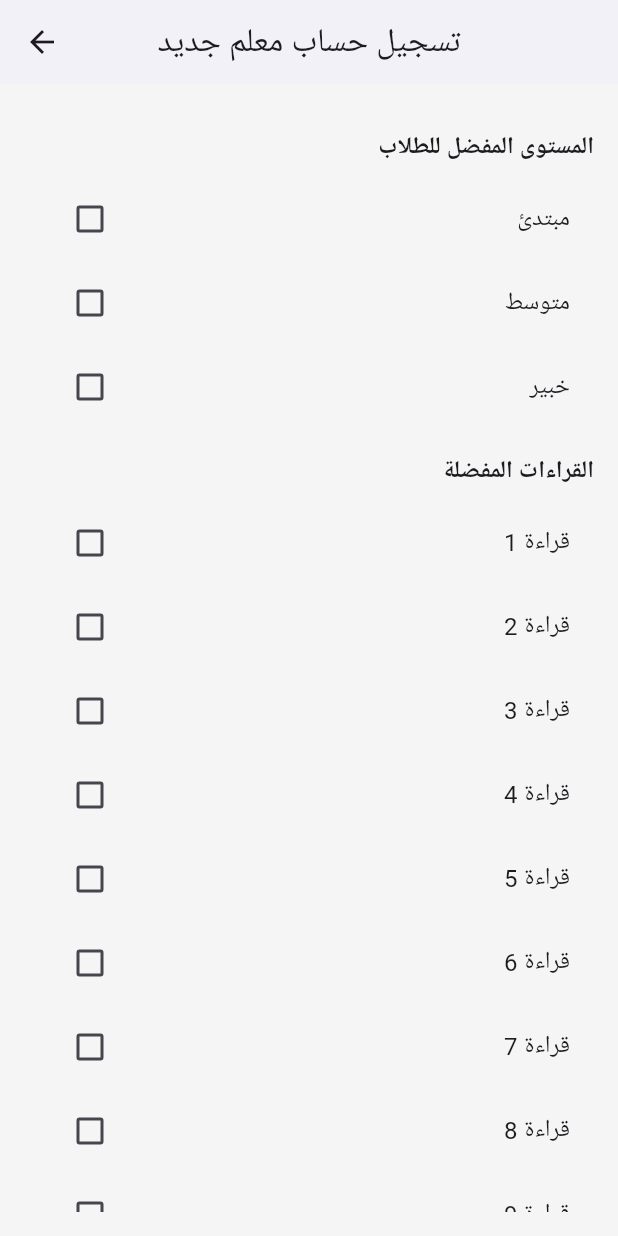
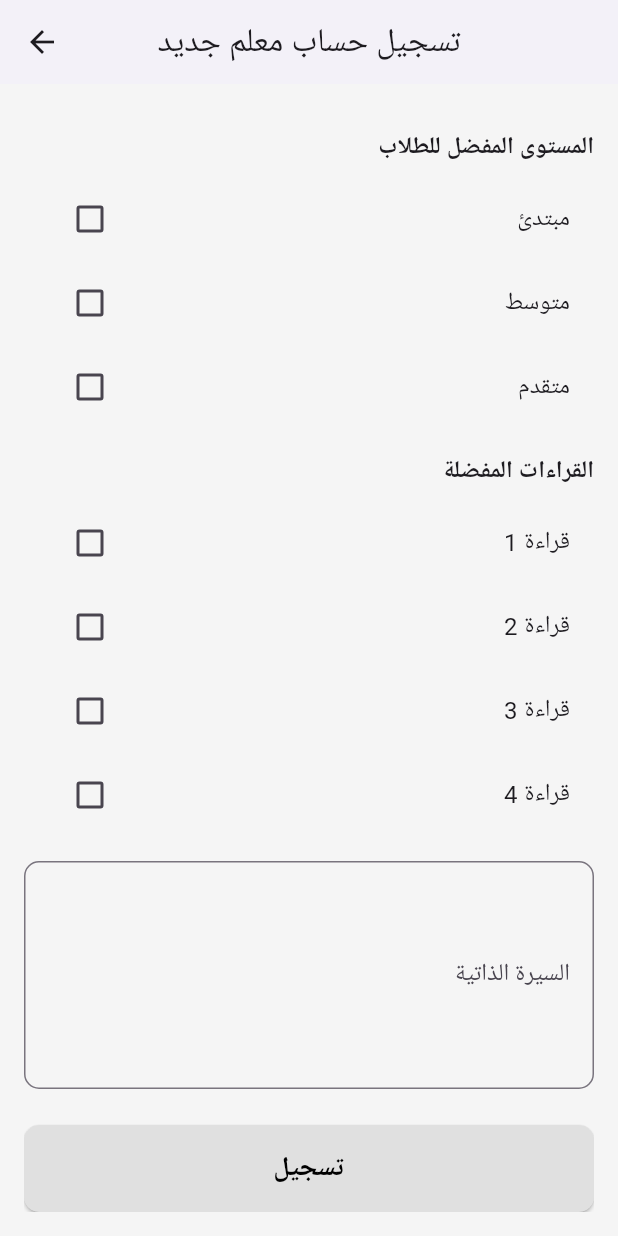
Before and after one commit to sherbeenyy/AlkottabTeacher, a Flutter app: the RegisterDetails screen opened directly, scrolled down 863 dp, on a phone screen of 412 x 824 dp. Run offline on Flutter 3.47's test engine with Material 3 defaults, Android fonts, the phone set to English and light mode, and no system bars; our stand-ins replace cloud_firestore, firebase_auth, firebase_core, image_picker; accounts and stored records are empty.

Commit message:
register details now have the enums as the options not strings

```diff
--- a/frontend/lib/pages/register_details.dart
+++ b/frontend/lib/pages/register_details.dart
@@ -1,7 +1,10 @@
 import 'package:flutter/material.dart';
+import 'package:frontend/services/teacher/teacher.dart';
 import 'package:image_picker/image_picker.dart';
+import 'dart:io';
 import 'home_page.dart';
-import 'dart:io';
+
+// Enums
 
 class RegisterDetails extends StatefulWidget {
   const RegisterDetails({super.key});
@@ -11,12 +14,6 @@ class RegisterDetails extends StatefulWidget {
 }
 
 class _RegisterDetailsState extends State<RegisterDetails> {
-  // List of countries (sorted in ascending order)
-  final List<String> countries = ['مصر', 'السعودية', 'الإمارات', 'الكويت', 'قطر', 'البحرين', 'عمان'];
-
-  // List of age options (starting from 23)
-  final List<String> ages = List.generate(78, (index) => (index + 23).toString());
-
   // Form key for validation
   final _formKey = GlobalKey<FormState>();
 
@@ -29,11 +26,11 @@ class _RegisterDetailsState extends State<RegisterDetails> {
   final yearController = TextEditingController();
   final bioController = TextEditingController();
 
-  String selectedAge = '';
-  String selectedCountry = '';
+  AgeRange selectedAge = AgeRange.age13_17;
+  Nationality selectedCountry = Nationality.A;
 
   // Gender selection
-  String selectedGender = 'male'; // Default gender
+  Gender selectedGender = Gender.male; // Default gender
 
   // For profile picture
   File? _profileImage;
@@ -43,12 +40,14 @@ class _RegisterDetailsState extends State<RegisterDetails> {
   File? _ejazaFile;
 
   // For preferred student level (now using checkboxes)
-  final List<String> _studentLevelOptions = ['مبتدئ', 'متوسط', 'خبير'];
-  final List<bool> _selectedStudentLevels = [false, false, false];
+  final List<Level> _studentLevelOptions = Level.values;
+  final List<bool> _selectedStudentLevels =
+      List.generate(Level.values.length, (index) => false);
 
   // For preferred qera2at
-  final List<String> _qera2atOptions = List.generate(20, (index) => 'قراءة ${index + 1}');
-  final List<bool> _selectedQera2at = List.generate(20, (index) => false);
+  final List<Qiraah> _qera2atOptions = Qiraah.values;
+  final List<bool> _selectedQera2at =
+      List.generate(Qiraah.values.length, (index) => false);
 
   // Function to pick an image from the gallery
   Future<void> _pickImage() async {
@@ -79,13 +78,6 @@ class _RegisterDetailsState extends State<RegisterDetails> {
   }
 
   @override
-  void initState() {
-    super.initState();
-    selectedAge = ages[0]; // Initialize in initState
-    selectedCountry = countries[0]; // Initialize in initState
-  }
-
-  @override
   Widget build(BuildContext context) {
     return Scaffold(
       appBar: AppBar(
@@ -109,16 +101,20 @@ class _RegisterDetailsState extends State<RegisterDetails> {
                       child: CircleAvatar(
                         radius: 75,
                         backgroundColor: Colors.grey[300],
-                        backgroundImage: _profileImage != null ? FileImage(_profileImage!) : null,
+                        backgroundImage: _profileImage != null
+                            ? FileImage(_profileImage!)
+                            : null,
                         child: _profileImage == null
-                            ? const Icon(Icons.camera_alt, size: 50, color: Colors.black54)
+                            ? const Icon(Icons.camera_alt,
+                                size: 50, color: Colors.black54)
                             : null,
                       ),
                     ),
                     const SizedBox(height: 8),
                     const Text(
                       'صورة الملف الشخصي',
-                      style: TextStyle(fontSize: 16, fontWeight: FontWeight.bold),
+                      style:
+                          TextStyle(fontSize: 16, fontWeight: FontWeight.bold),
                     ),
                   ],
                 ),
@@ -247,7 +243,9 @@ class _RegisterDetailsState extends State<RegisterDetails> {
                               return 'الرجاء إدخال السنة';
                             }
                             final year = int.tryParse(value);
-                            if (year == null || year < 1900 || year > DateTime.now().year) {
+                            if (year == null ||
+                                year < 1900 ||
+                                year > DateTime.now().year) {
                               return 'سنة غير صالحة';
                             }
                             return null;
@@ -267,30 +265,35 @@ class _RegisterDetailsState extends State<RegisterDetails> {
                     children: [
                       const Text(
                         'الجنس',
-                        style: TextStyle(fontSize: 16, fontWeight: FontWeight.bold),
+                        style: TextStyle(
+                            fontSize: 16, fontWeight: FontWeight.bold),
                       ),
                       Row(
                         children: [
-                          Radio(
-                            value: 'male',
+                          Radio<Gender>(
+                            value: Gender.male,
                             groupValue: selectedGender,
-                            onChanged: (value) {
+                            onChanged: (Gender? value) {
                               setState(() {
                                 selectedGender = value!;
                               });
                             },
                           ),
-                          const Text('ذكر', style: TextStyle(fontSize: 16, fontWeight: FontWeight.bold)),
-                          Radio(
-                            value: 'female',
+                          const Text('ذكر',
+                              style: TextStyle(
+                                  fontSize: 16, fontWeight: FontWeight.bold)),
+                          Radio<Gender>(
+                            value: Gender.female,
                             groupValue: selectedGender,
-                            onChanged: (value) {
+                            onChanged: (Gender? value) {
                               setState(() {
                                 selectedGender = value!;
                               });
                             },
                           ),
-                          const Text('أنثى', style: TextStyle(fontSize: 16, fontWeight: FontWeight.bold)),
+                          const Text('أنثى',
+                              style: TextStyle(
+                                  fontSize: 16, fontWeight: FontWeight.bold)),
                         ],
                       ),
                     ],
@@ -301,15 +304,15 @@ class _RegisterDetailsState extends State<RegisterDetails> {
                 // Country Dropdown
                 Directionality(
                   textDirection: TextDirection.rtl,
-                  child: DropdownButtonFormField<String>(
+                  child: DropdownButtonFormField<Nationality>(
                     value: selectedCountry,
-                    items: countries.map((country) {
-                      return DropdownMenuItem(
+                    items: Nationality.values.map((Nationality country) {
+                      return DropdownMenuItem<Nationality>(
                         value: country,
-                        child: Text(country),
+                        child: Text(Teacher.nationalityToArabic[country]!),
                       );
                     }).toList(),
-                    onChanged: (value) {
+                    onChanged: (Nationality? value) {
                       setState(() {
                         selectedCountry = value!;
                       });
@@ -357,7 +360,8 @@ class _RegisterDetailsState extends State<RegisterDetails> {
                     children: [
                       const Text(
                         'رفع شهادة البكالوريوس (صورة)',
-                        style: TextStyle(fontSize: 16, fontWeight: FontWeight.bold),
+                        style: TextStyle(
+                            fontSize: 16, fontWeight: FontWeight.bold),
                       ),
                       const SizedBox(height: 8),
                       Center(
@@ -386,7 +390,8 @@ class _RegisterDetailsState extends State<RegisterDetails> {
                     children: [
                       const Text(
                         'رفع الإجازة (صورة)',
-                        style: TextStyle(fontSize: 16, fontWeight: FontWeight.bold),
+                        style: TextStyle(
+                            fontSize: 16, fontWeight: FontWeight.bold),
                       ),
                       const SizedBox(height: 8),
                       Center(
@@ -415,7 +420,8 @@ class _RegisterDetailsState extends State<RegisterDetails> {
                     children: [
                       const Text(
                         'المستوى المفضل للطلاب',
-                        style: TextStyle(fontSize: 16, fontWeight: FontWeight.bold),
+                        style: TextStyle(
+                            fontSize: 16, fontWeight: FontWeight.bold),
                       ),
                       const SizedBox(height: 8),
                       Wrap(
@@ -428,7 +434,8 @@ class _RegisterDetailsState extends State<RegisterDetails> {
                                 _selectedStudentLevels[index] = value!;
                               });
                             },
-                            title: Text(_studentLevelOptions[index]),
+                            title: Text(Teacher
+                                .levelToArabic[_studentLevelOptions[index]]!),
                           ),
                         ),
                       ),
@@ -445,7 +452,8 @@ class _RegisterDetailsState extends State<RegisterDetails> {
                     children: [
                       const Text(
                         'القراءات المفضلة',
-                        style: TextStyle(fontSize: 16, fontWeight: FontWeight.bold),
+                        style: TextStyle(
+                            fontSize: 16, fontWeight: FontWeight.bold),
                       ),
                       const SizedBox(height: 8),
                       Wrap(
@@ -458,7 +466,8 @@ class _RegisterDetailsState extends State<RegisterDetails> {
                                 _selectedQera2at[index] = value!;
                               });
                             },
-                            title: Text(_qera2atOptions[index]),
+                            title: Text(Teacher
+                                .qiraahToArabic[_qera2atOptions[index]]!),
                           ),
                         ),
                       ),
@@ -499,31 +508,35 @@ class _RegisterDetailsState extends State<RegisterDetails> {
                         print('تم تسجيل النموذج بنجاح');
                         print('الاسم الأول: ${firstNameController.text}');
                         print('الاسم الأخير: ${lastNameController.text}');
-                        print('العمر: $selectedAge');
-                        print('البلد: $selectedCountry');
+                        print(
+                            'العمر: ${selectedAge.toString().split('.').last}');
+                        print(
+                            'البلد: ${selectedCountry.toString().split('.').last}');
                         print('رقم الهاتف: ${phoneController.text}');
-                        print('الجنس: $selectedGender');
+                        print(
+                            'الجنس: ${selectedGender.toString().split('.').last}');
                         if (_profileImage != null) {
                           print('تم اختيار صورة: ${_profileImage!.path}');
                         }
                         if (_bachelorDegreeFile != null) {
-                          print('تم اختيار ملف البكالوريوس: ${_bachelorDegreeFile!.path}');
+                          print(
+                              'تم اختيار ملف البكالوريوس: ${_bachelorDegreeFile!.path}');
                         }
                         if (_ejazaFile != null) {
                           print('تم اختيار ملف الإجازة: ${_ejazaFile!.path}');
                         }
-                        print('المستوى المفضل للطلاب: ${_studentLevelOptions.where((element) => _selectedStudentLevels[_studentLevelOptions.indexOf(element)]).toList()}');
-                        print('القراءات المفضلة: ${_qera2atOptions.where((element) => _selectedQera2at[_qera2atOptions.indexOf(element)]).toList()}');
+                        print(
+                            'المستوى المفضل للطلاب: ${_studentLevelOptions.where((element) => _selectedStudentLevels[_studentLevelOptions.indexOf(element)]).toList()}');
+                        print(
+                            'القراءات المفضلة: ${_qera2atOptions.where((element) => _selectedQera2at[_qera2atOptions.indexOf(element)]).toList()}');
                         print('السيرة الذاتية: ${bioController.text}');
 
                         Navigator.push(
-                            context,
-                            MaterialPageRoute(
-                              builder: (context) => const HomePage(),
-                            ),
-                          );
-
-
+                          context,
+                          MaterialPageRoute(
+                            builder: (context) => const HomePage(),
+                          ),
+                        );
                       }
                     },
                     style: ElevatedButton.styleFrom(
@@ -535,7 +548,10 @@ class _RegisterDetailsState extends State<RegisterDetails> {
                     ),
                     child: const Text(
                       'تسجيل',
-                      style: TextStyle(fontSize: 18, fontWeight: FontWeight.bold, color: Colors.black),
+                      style: TextStyle(
+                          fontSize: 18,
+                          fontWeight: FontWeight.bold,
+                          color: Colors.black),
                     ),
                   ),
                 ),
--- a/frontend/lib/services/teacher/teacher.dart
+++ b/frontend/lib/services/teacher/teacher.dart
@@ -12,6 +12,7 @@ class Teacher {
   Gender? gender;
   AgeRange? preferredStudentAgeRange;
   Level? preferredStudentLevel;
+  Qiraah? qiraah;
 
   Teacher(
       {required this.email,
@@ -26,7 +27,8 @@ class Teacher {
       this.nationality,
       this.gender,
       this.preferredStudentAgeRange,
-      this.preferredStudentLevel});
+      this.preferredStudentLevel,
+      this.qiraah});
 
   Map<String, dynamic> toFirebaseMap() {
     return {
@@ -41,7 +43,8 @@ class Teacher {
       'nationality': nationality?.index,
       'gender': gender?.index,
       'preferredStudentAgeRange': preferredStudentAgeRange?.index,
-      'preferredStudentLevel': preferredStudentLevel?.index
+      'preferredStudentLevel': preferredStudentLevel?.index,
+      'qiraah': qiraah?.index,
     };
   }
 
@@ -62,6 +65,7 @@ class Teacher {
       preferredStudentAgeRange:
           _getAgeRangeFromIndex(map['preferredStudentAgeRange']),
       preferredStudentLevel: _getLevelFromIndex(map['preferredStudentLevel']),
+      qiraah: _getQiraahFromIndex(map['qiraah']),
     );
   }
 
@@ -83,6 +87,11 @@ class Teacher {
   static Level? _getLevelFromIndex(int? index) {
     if (index == null) return null;
     return Level.values[index];
+  }
+
+  static Qiraah? _getQiraahFromIndex(int? index) {
+    if (index == null) return null;
+    return Qiraah.values[index];
   }
 
   // Maps for translating enum values to Arabic and English
@@ -141,6 +150,20 @@ class Teacher {
     Level.intermediate: 'Intermediate',
     Level.advanced: 'Advanced',
   };
+
+  static const Map<Qiraah, String> qiraahToArabic = {
+    Qiraah.qiraah1: 'قراءة 1',
+    Qiraah.qiraah2: 'قراءة 2',
+    Qiraah.qiraah3: 'قراءة 3',
+    Qiraah.qiraah4: 'قراءة 4',
+  };
+
+  static const Map<Qiraah, String> qiraahToEnglish = {
+    Qiraah.qiraah1: 'Qiraah 1',
+    Qiraah.qiraah2: 'Qiraah 2',
+    Qiraah.qiraah3: 'Qiraah 3',
+    Qiraah.qiraah4: 'Qiraah 4',
+  };
 }
 
 // Enums
@@ -159,3 +182,5 @@ enum AgeRange {
 enum Nationality { A, B, C, D }
 
 enum Gender { male, female }
+
+enum Qiraah { qiraah1, qiraah2, qiraah3, qiraah4 }
--- a/frontend/lib/services/teacher/teacherApi.dart
+++ b/frontend/lib/services/teacher/teacherApi.dart
@@ -12,11 +12,10 @@ class TeacherApi {
     return null;
   }
 
-  Future<http.Response> editTeacher(
-      Map<String, dynamic> teacherMap, String uid) async {
+  Future<http.Response> editTeacher(Map<String, dynamic> teacherMap) async {
     String? token = await getIdToken(); // Await the future
     return http.put(
-      Uri.parse('http://10.0.2.2:8080/api/teacher/editTeacher/$uid'),
+      Uri.parse('http://10.0.2.2:8080/api/teacher/editTeacher'),
       headers: <String, String>{
         'Content-Type': 'application/json; charset=UTF-8',
         'Authorization': 'Bearer $token',
--- a/frontend/lib/services/teacher/teacherServices.dart
+++ b/frontend/lib/services/teacher/teacherServices.dart
@@ -15,10 +15,10 @@ class Teacherservices {
       // Get the current user
       User? user = _auth.currentUser;
 
-      if (user != null && user.uid == teacher.uid) {
+      if (user != null) {
         // Convert the Teacher object to a map
-        http.Response response = await _teacherApi.editTeacher(
-            teacher.toFirebaseMap(), teacher.uid); // Pass the uid explicitly
+        http.Response response = await _teacherApi
+            .editTeacher(teacher.toFirebaseMap()); // Pass the uid explicitly
 
         TeacherResponse teacherResponse = TeacherResponse.fromJson(
             jsonDecode(response.body), response.statusCode);
```
